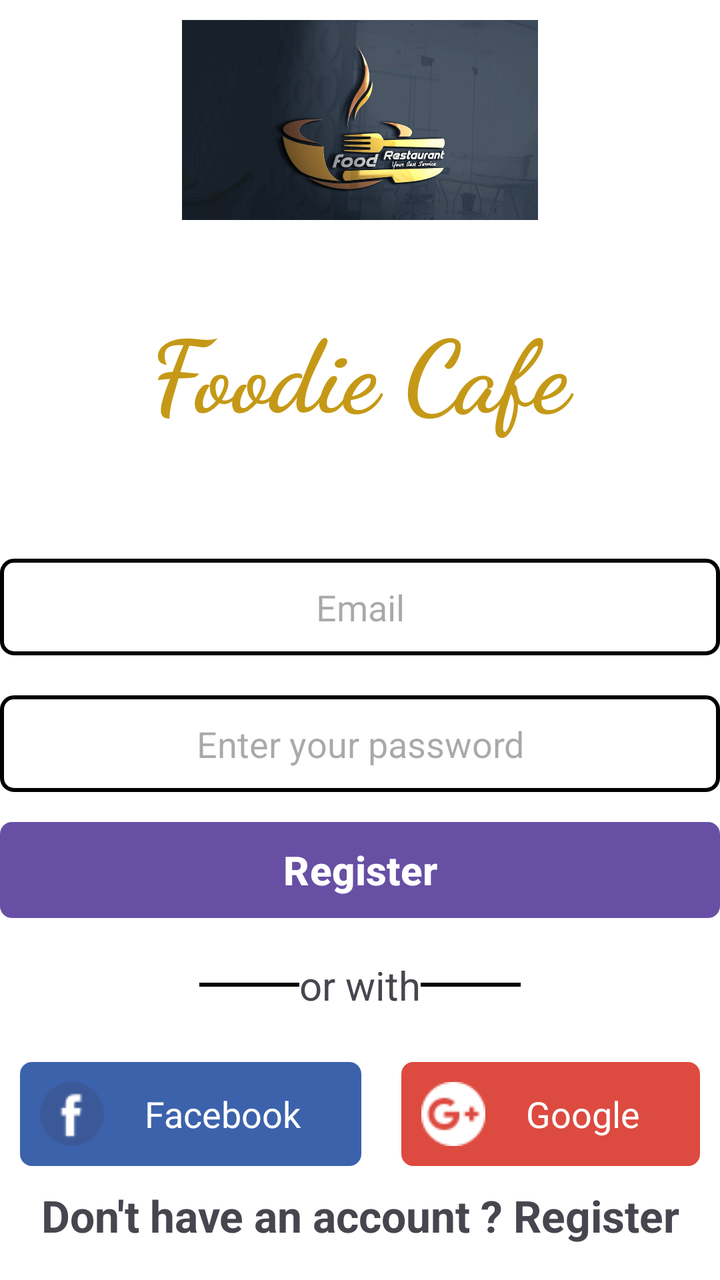
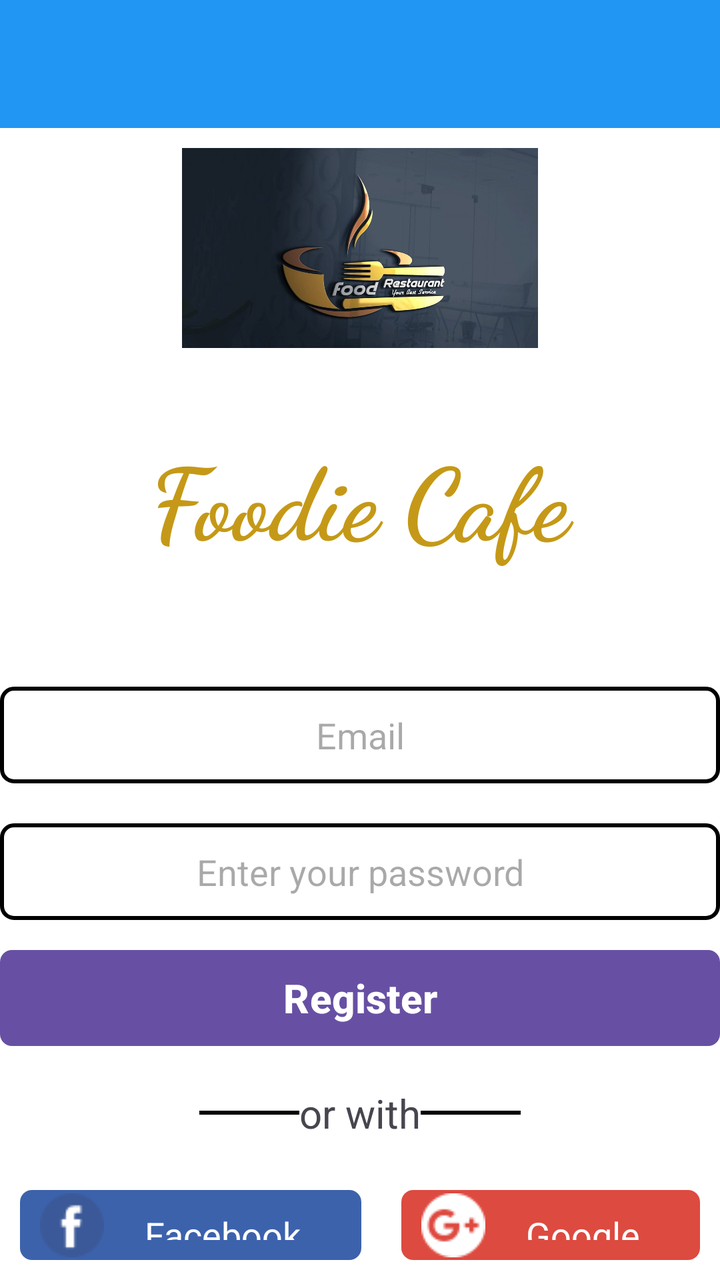

Compare the two renders of this Android layout. The source of the first and the diff that turns it into the second are given below.
<!-- AndroidManifest.xml: application theme Theme.FoodieCafe -->
<!-- res/layout/activity_signin.xml -->
<?xml version="1.0" encoding="utf-8"?>
<LinearLayout xmlns:android="http://schemas.android.com/apk/res/android"
    xmlns:app="http://schemas.android.com/apk/res-auto"
    xmlns:tools="http://schemas.android.com/tools"
    android:id="@+id/main"
    android:layout_width="match_parent"
    android:layout_height="match_parent"
    android:background="@color/white"
    android:orientation="vertical"
    tools:context=".SigninActivity">

    <LinearLayout
        android:layout_width="match_parent"
        android:layout_height="match_parent"
        android:orientation="vertical">

        <ImageView
            android:id="@+id/imageView"
            android:layout_width="match_parent"
            android:layout_height="100dp"
            android:layout_marginTop="10dp"
            android:layout_weight="0"
            app:srcCompat="@drawable/cover" />

        <TextView
            android:id="@+id/foodie"
            android:layout_width="match_parent"
            android:layout_height="wrap_content"
            android:layout_marginTop="40dp"
            android:layout_marginBottom="40dp"
            android:layout_weight="0"
            android:fontFamily="cursive"
            android:gravity="center"
            android:text="Foodie Cafe"
            android:textColor="#C59917"
            android:textSize="50sp"
            android:textStyle="bold" />

        <EditText
            android:id="@+id/editTextTextEmailAddress"
            android:layout_width="match_parent"
            android:layout_height="wrap_content"
            android:layout_marginTop="20dp"
            android:background="@drawable/sign_backgrounds"
            android:ems="10"
            android:gravity="center"
            android:hint="Email"
            android:inputType="textEmailAddress"
            android:paddingTop="12dp"
            android:paddingBottom="12dp" />


        <EditText
            android:id="@+id/editTextNumberPassword"
            android:layout_width="match_parent"
            android:layout_height="wrap_content"
            android:layout_marginTop="20dp"
            android:background="@drawable/sign_backgrounds"
            android:ems="10"
            android:gravity="center"
            android:hint="Enter your password"
            android:inputType="numberPassword"
            android:paddingTop="12dp"
            android:paddingBottom="12dp" />


        <Button
            android:id="@+id/bt1"
            android:layout_width="match_parent"
            android:layout_height="wrap_content"
            android:layout_marginTop="15dp"
            android:background="@drawable/btngradient"
            android:text="Register"
            android:textColor="@color/white"
            android:textSize="20sp"
            android:textStyle="bold" />

        <LinearLayout
            android:layout_width="match_parent"
            android:layout_height="wrap_content"
            android:layout_marginTop="20dp"
            android:gravity="center"
            android:orientation="horizontal">

            <View
                android:id="@+id/view3"
                android:layout_width="50dp"
                android:layout_height="2dp"
                android:layout_gravity="center"
                android:background="@color/black" />

            <TextView
                android:id="@+id/with"
                android:layout_width="wrap_content"
                android:layout_height="wrap_content"
                android:gravity="center_horizontal|top"
                android:text="or with"
                android:textSize="20sp" />

            <View
                android:id="@+id/view4"
                android:layout_width="50dp"
                android:layout_height="2dp"
                android:layout_gravity="center"
                android:background="@color/black" />
        </LinearLayout>

        <LinearLayout
            android:layout_width="match_parent"
            android:layout_height="wrap_content"
            android:layout_marginTop="15dp"
            android:orientation="horizontal">

            <TextView
                android:id="@+id/facebook"
                android:layout_width="wrap_content"
                android:layout_height="wrap_content"
                android:layout_margin="10dp"
                android:layout_weight="1"
                android:background="@drawable/facebook"
                android:drawableLeft="@drawable/facebooklogo"
                android:gravity="center"
                android:padding="10dp"
                android:text="Facebook"
                android:textColor="@color/white"
                android:textSize="18sp" />

            <TextView
                android:id="@+id/google"
                android:layout_width="wrap_content"
                android:layout_height="wrap_content"
                android:layout_margin="10dp"
                android:layout_weight="1"
                android:background="@drawable/google"
                android:drawableLeft="@drawable/googlelogo"
                android:drawableTint="@color/white"
                android:gravity="center"
                android:padding="10dp"
                android:text="Google"
                android:textColor="@color/white"
                android:textSize="18sp" />

        </LinearLayout>

        <TextView
            android:id="@+id/dont"
            android:layout_width="match_parent"
            android:layout_height="wrap_content"
            android:layout_weight="0"
            android:gravity="center"
            android:text="Don't have an account ? Register"
            android:textSize="22sp"
            android:textStyle="bold" />

    </LinearLayout>

</LinearLayout>
<!-- resources referenced by this layout -->
<resources>
  <color name="black">#FF000000</color>
  <color name="white">#FFFFFFFF</color>
  <!-- drawable btngradient (drawable) -->
  <?xml version="1.0" encoding="utf-8"?>
  <shape xmlns:android="http://schemas.android.com/apk/res/android">
  
      <gradient
  
          android:startColor="@color/startcolorgradient"
          android:endColor="@color/endcolorgradient"
          android:angle="45"
      />
      <corners
          android:radius="6dp"
  
          />
  </shape>
  <!-- drawable cover: png bitmap (drawable, 576600 bytes) -->
  <!-- drawable facebook (drawable) -->
  <?xml version="1.0" encoding="utf-8"?>
  <shape xmlns:android="http://schemas.android.com/apk/res/android">
  
      <solid
          android:color="@color/fbcolor"
          />
  
      <corners
          android:radius="6dp"
          />
  
  </shape>
  <!-- drawable facebooklogo: png bitmap (drawable, 580 bytes) -->
  <!-- drawable google (drawable) -->
  <?xml version="1.0" encoding="utf-8"?>
  <shape xmlns:android="http://schemas.android.com/apk/res/android">
  
      <solid
          android:color="@color/google"
          />
      <corners
          android:radius="6dp"
          />
  </shape>
  <!-- drawable googlelogo: png bitmap (drawable, 1320 bytes) -->
  <!-- drawable sign_backgrounds (drawable) -->
  <?xml version="1.0" encoding="utf-8"?>
  <shape xmlns:android="http://schemas.android.com/apk/res/android">
  
      <stroke
          android:color="@color/black"
          android:width="2dp"
          />
      <corners
          android:radius="6dp"
          />
  </shape>
  <style name="Theme.FoodieCafe" parent="Base.Theme.FoodieCafe" />
  <color name="startcolorgradient">#443C20</color>&gt;
  <color name="endcolorgradient"> #e8a564</color>&gt;
  <color name="fbcolor">#3c62ac</color>
  <color name="google">#DD4A40</color>
  <style name="Base.Theme.FoodieCafe" parent="Theme.Material3.DayNight.NoActionBar">
          
          
      </style>
</resources>

<!-- the commit's change to res/layout/activity_signin.xml (unified diff, before → after) -->
@@ -9,6 +9,11 @@
     android:orientation="vertical"
     tools:context=".SigninActivity">
 
+    <include
+        layout="@layout/toolbar"
+        android:id="@+id/toolbar"
+        android:layout_width="match_parent"
+        android:layout_height="wrap_content"/>
     <LinearLayout
         android:layout_width="match_parent"
         android:layout_height="match_parent"
@@ -47,7 +52,8 @@
             android:hint="Email"
             android:inputType="textEmailAddress"
             android:paddingTop="12dp"
-            android:paddingBottom="12dp" />
+            android:paddingBottom="12dp"
+            android:textColor="@color/black" />
 
 
         <EditText
@@ -61,7 +67,8 @@
             android:hint="Enter your password"
             android:inputType="numberPassword"
             android:paddingTop="12dp"
-            android:paddingBottom="12dp" />
+            android:paddingBottom="12dp"
+            android:textColor="@color/black" />
 
 
         <Button
@@ -155,3 +162,16 @@
     </LinearLayout>
 
 </LinearLayout>
+<!-- res/layout/toolbar.xml (included above) -->
+<?xml version="1.0" encoding="utf-8"?>
+<androidx.appcompat.widget.Toolbar xmlns:android="http://schemas.android.com/apk/res/android"
+    xmlns:app="http://schemas.android.com/apk/res-auto"
+    android:id="@+id/toolbar"
+    android:layout_width="match_parent"
+    android:layout_height="wrap_content"
+    android:layout_weight="1"
+    android:background="#2196F3"
+    android:minHeight="?attr/actionBarSize"
+    android:theme="@style/ThemeOverlay.AppCompat.Dark"
+    app:popupTheme="@style/ThemeOverlay.AppCompat.Light"
+    app:titleTextColor="@color/white" />
<!-- resource entries referenced after the edit -->
@@ -57,8 +57,8 @@
           />
   </shape>
   <style name="Theme.FoodieCafe" parent="Base.Theme.FoodieCafe" />
-  <color name="startcolorgradient">#443C20</color>&gt;
-  <color name="endcolorgradient"> #e8a564</color>&gt;
+  <color name="startcolorgradient">#443C20</color>
+  <color name="endcolorgradient"> #e8a564</color>
   <color name="fbcolor">#3c62ac</color>
   <color name="google">#DD4A40</color>
   <style name="Base.Theme.FoodieCafe" parent="Theme.Material3.DayNight.NoActionBar">
